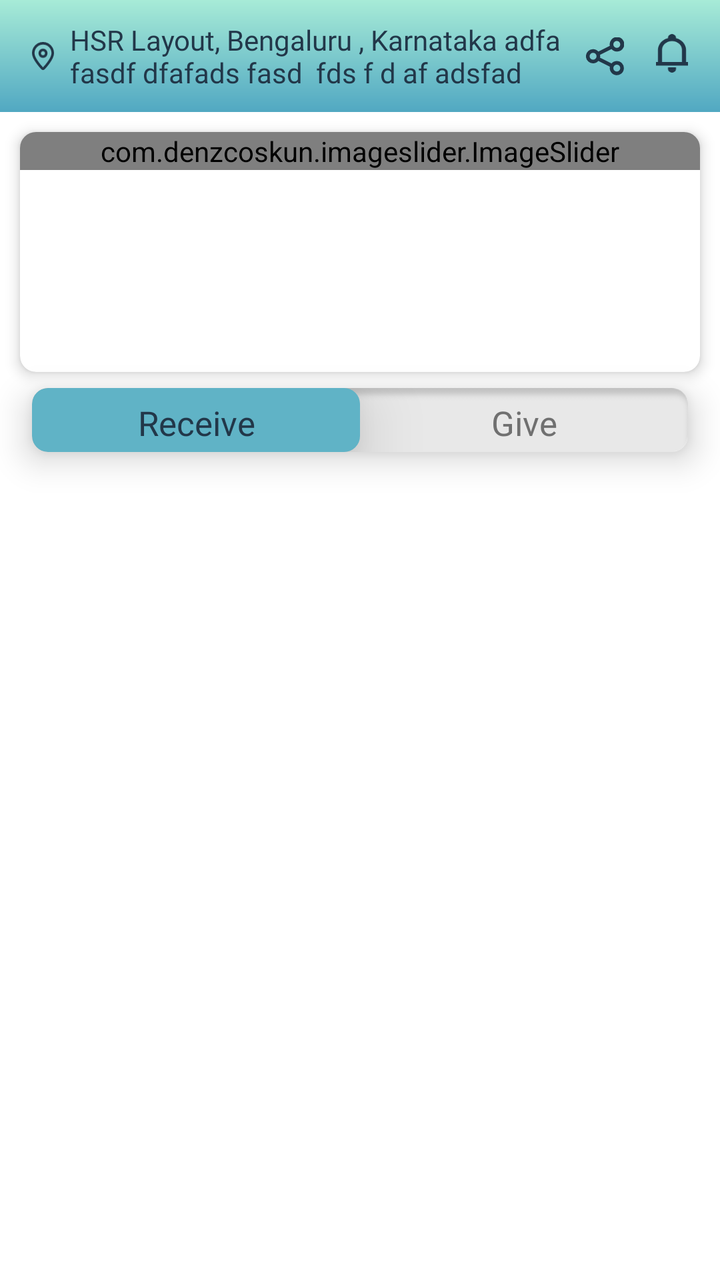
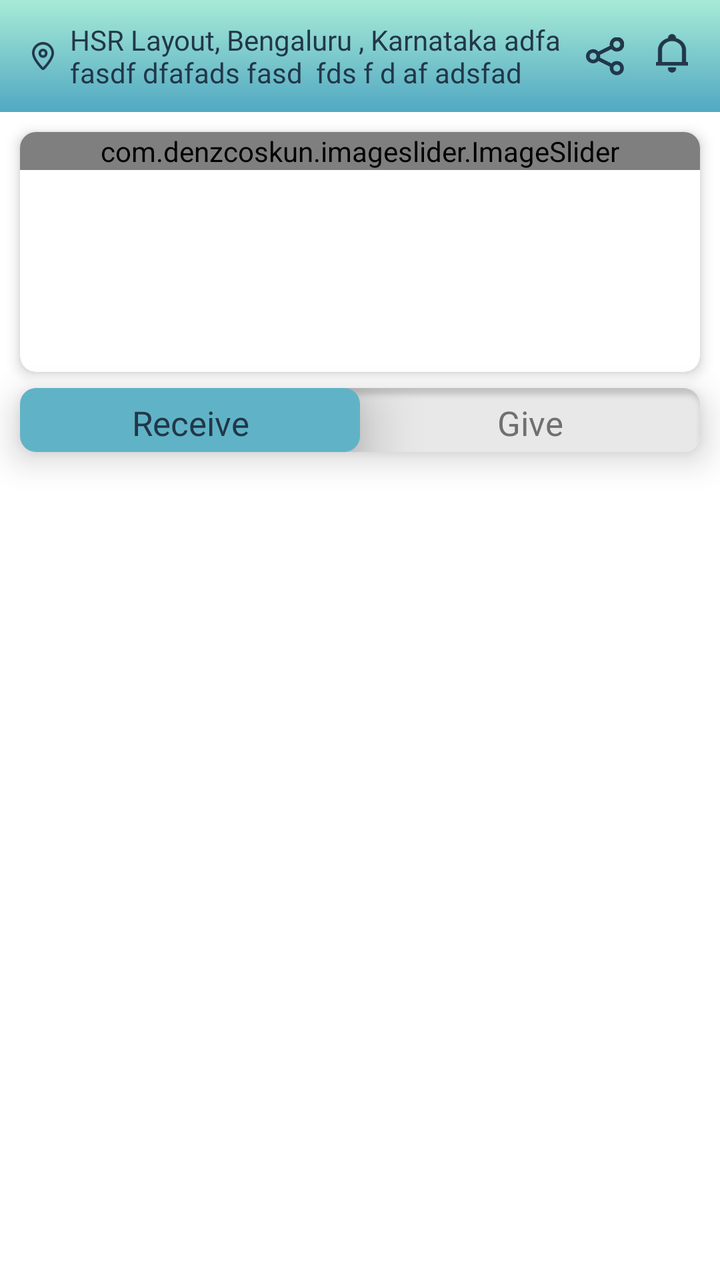

Compare the two renders of this Android layout. The source of the first and the diff that turns it into the second are given below.
<!-- AndroidManifest.xml: application theme Theme.AbraaKaDabraa.App -->
<!-- res/layout/fragment_home.xml -->
<?xml version="1.0" encoding="utf-8"?>
<androidx.core.widget.NestedScrollView
    xmlns:android="http://schemas.android.com/apk/res/android"
    xmlns:app="http://schemas.android.com/apk/res-auto"
    xmlns:tools="http://schemas.android.com/tools"
    android:layout_width="match_parent"
    android:layout_height="match_parent"
    android:fillViewport="true"
    tools:context=".activities.newflow.ui.home.HomeFragment">

    <androidx.constraintlayout.widget.ConstraintLayout
        android:layout_width="match_parent"
        android:layout_height="wrap_content">
        <androidx.appcompat.widget.Toolbar
            android:id="@+id/toolbar"
            android:layout_width="match_parent"
            android:layout_height="?attr/actionBarSize"
            app:contentInsetLeft="0dp"
            app:contentInsetStart="0dp"
            app:contentInsetStartWithNavigation="0dp"
            app:layout_constraintEnd_toEndOf="parent"
            app:layout_constraintStart_toStartOf="parent"
            app:layout_constraintTop_toTopOf="parent"
            app:theme="@style/ToolbarColoredBackArrow">

            <androidx.constraintlayout.widget.ConstraintLayout
                android:id="@+id/constraintLayout2"
                android:layout_width="match_parent"
                android:layout_height="match_parent"
                android:background="@drawable/gradient_theme"
                app:layout_constraintEnd_toEndOf="parent"
                app:layout_constraintStart_toStartOf="parent"
                app:layout_constraintTop_toTopOf="parent">

                <ImageView
                    android:id="@+id/imageView14"
                    android:layout_width="11dp"
                    android:layout_height="14dp"
                    android:layout_marginStart="16dp"
                    android:layout_marginTop="8dp"
                    android:layout_marginBottom="8dp"
                    android:src="@drawable/ic_location_home"
                    app:layout_constraintBottom_toBottomOf="parent"
                    app:layout_constraintStart_toStartOf="parent"
                    app:layout_constraintTop_toTopOf="parent" />

                <TextView
                    android:id="@+id/locationOnActionbar"
                    android:layout_width="0dp"
                    android:layout_height="wrap_content"
                    android:layout_marginStart="8dp"
                    android:layout_marginEnd="4dp"
                    android:fontFamily="@font/montserrat_medium"
                    android:maxLines="2"
                    android:text="HSR Layout, Bengaluru , Karnataka adfa fasdf dfafads fasd  fds f d af adsfad adsf af a"
                    android:textColor="@color/new_action_bar_title_color"
                    android:textSize="14sp"
                    app:layout_constraintBottom_toBottomOf="@+id/imageView14"
                    app:layout_constraintEnd_toStartOf="@+id/shareAKD"
                    app:layout_constraintStart_toEndOf="@+id/imageView14"
                    app:layout_constraintTop_toTopOf="@+id/imageView14" />

                <ImageView
                    android:id="@+id/notifications"
                    android:layout_width="@dimen/dp_16"
                    android:layout_height="22dp"
                    android:layout_marginEnd="16dp"
                    android:src="@drawable/ic_bell"
                    app:layout_constraintBottom_toBottomOf="@+id/shareAKD"
                    app:layout_constraintEnd_toEndOf="parent"
                    app:layout_constraintTop_toTopOf="@+id/shareAKD"
                    app:layout_constraintVertical_bias="1.0" />

                <ImageView
                    android:id="@+id/shareAKD"
                    android:layout_width="19dp"
                    android:layout_height="19dp"
                    android:layout_marginEnd="16dp"
                    android:src="@drawable/ic_share_icon"
                    app:layout_constraintBottom_toBottomOf="@+id/locationOnActionbar"
                    app:layout_constraintEnd_toStartOf="@+id/notifications"
                    app:layout_constraintTop_toTopOf="@+id/locationOnActionbar" />

            </androidx.constraintlayout.widget.ConstraintLayout>

        </androidx.appcompat.widget.Toolbar>

        

        <FrameLayout
            android:id="@+id/standard_bottom_sheet"
            style="?attr/bottomSheetStyle"
            android:layout_width="match_parent"
            android:layout_height="wrap_content"
            android:background="@color/transparent"
            android:visibility="gone"
            app:layout_anchorGravity="bottom"
            app:layout_behavior="com.google.android.material.bottomsheet.BottomSheetBehavior"
            app:layout_constraintBottom_toBottomOf="parent"
            app:layout_constraintEnd_toEndOf="parent"
            app:layout_constraintStart_toStartOf="parent">

            <include layout="@layout/share_bottom_sheet" />
            

        </FrameLayout>

        <androidx.constraintlayout.widget.ConstraintLayout
            android:layout_width="match_parent"
            android:layout_height="wrap_content"
            android:orientation="vertical"
            app:layout_behavior="@string/appbar_scrolling_view_behavior"
            app:layout_constraintBottom_toBottomOf="parent"
            app:layout_constraintEnd_toEndOf="parent"
            app:layout_constraintStart_toStartOf="parent"
            app:layout_constraintTop_toBottomOf="@+id/toolbar"
            app:layout_constraintVertical_bias="0.0">

            

            <androidx.cardview.widget.CardView
                android:id="@+id/imageSliderLayout"
                android:layout_width="match_parent"
                android:layout_height="120dp"
                android:layout_margin="10dp"
                android:visibility="visible"
                app:cardCornerRadius="8dp"
                app:cardElevation="4dp"
                app:layout_constraintTop_toTopOf="parent"
                tools:layout_editor_absoluteX="10dp">

                <com.denzcoskun.imageslider.ImageSlider
                    android:id="@+id/imageSlider"
                    android:layout_width="match_parent"
                    android:layout_height="wrap_content"
                    android:scaleType="centerCrop"
                    android:src="@drawable/temp"
                    app:iss_auto_cycle="true"
                    app:iss_delay="2000"
                    app:iss_title_background="@color/transparent" />
            </androidx.cardview.widget.CardView>

            <androidx.cardview.widget.CardView
                android:id="@+id/cardView5"
                android:layout_width="match_parent"
                android:layout_height="32dp"
                android:layout_marginStart="16dp"
                android:layout_marginTop="8dp"
                android:layout_marginEnd="16dp"
                app:cardCornerRadius="8dp"
                app:cardElevation="10dp"
                app:layout_constraintEnd_toEndOf="parent"
                app:layout_constraintStart_toStartOf="parent"
                app:layout_constraintTop_toBottomOf="@+id/imageSliderLayout">

                <LinearLayout
                    android:layout_width="match_parent"
                    android:layout_height="match_parent"
                    android:background="@drawable/button_frame"
                    android:orientation="horizontal">

                    <TextView
                        android:id="@+id/receive_btn"
                        android:layout_width="0dp"
                        android:layout_height="wrap_content"
                        android:layout_gravity="center"
                        android:layout_weight="1"
                        android:background="@drawable/rounded_rect_shape"
                        android:elevation="20dp"
                        android:fontFamily="@font/montserrat_bold"
                        android:gravity="center"
                        android:paddingTop="6dp"
                        android:paddingBottom="6dp"
                        android:text="Receive"
                        android:textColor="@color/new_action_bar_title_color"
                        android:textSize="@dimen/dp_17" />


                    <TextView
                        android:id="@+id/give_btn"
                        android:layout_width="0dp"
                        android:layout_height="wrap_content"
                        android:layout_gravity="center"
                        android:layout_weight="1"
                        android:elevation="20dp"
                        android:fontFamily="@font/montserrat_bold"
                        android:gravity="center"
                        android:paddingTop="6dp"
                        android:paddingBottom="6dp"
                        android:text="Give"
                        android:textColor="@color/hyper_link_text_color"
                        android:textSize="@dimen/dp_17" />

                </LinearLayout>
            </androidx.cardview.widget.CardView>

            <FrameLayout
                android:id="@+id/container"
                android:layout_width="match_parent"
                android:layout_height="700dp"
                android:layout_marginTop="8dp"
                android:layout_marginBottom="16dp"
                app:layout_constraintBottom_toBottomOf="parent"
                app:layout_constraintEnd_toEndOf="parent"
                app:layout_constraintStart_toStartOf="parent"
                app:layout_constraintTop_toBottomOf="@+id/cardView5" />

        </androidx.constraintlayout.widget.ConstraintLayout>
    </androidx.constraintlayout.widget.ConstraintLayout>


</androidx.core.widget.NestedScrollView>
<!-- res/layout/share_bottom_sheet.xml (included above) -->
<?xml version="1.0" encoding="utf-8"?>
<androidx.constraintlayout.widget.ConstraintLayout
    xmlns:android="http://schemas.android.com/apk/res/android"
    xmlns:app="http://schemas.android.com/apk/res-auto"
    xmlns:tools="http://schemas.android.com/tools"
    android:layout_width="match_parent"
    android:layout_height="wrap_content"
    app:cardElevation="8dp">

    <TextView
        android:id="@+id/textView76"
        android:layout_width="56dp"
        android:layout_height="3dp"
        android:layout_marginStart="8dp"
        android:layout_marginTop="8dp"
        android:layout_marginEnd="8dp"
        android:background="@color/hint_color_op_40"
        app:layout_constraintEnd_toEndOf="parent"
        app:layout_constraintStart_toStartOf="parent"
        app:layout_constraintTop_toTopOf="parent" />

    <TextView
        android:id="@+id/textView77"
        android:layout_width="wrap_content"
        android:layout_height="wrap_content"
        android:layout_marginTop="16dp"
        android:fontFamily="@font/montserrat_bold"
        android:text="Share"
        android:textColor="#707070"
        android:textSize="22sp"
        app:layout_constraintEnd_toEndOf="@+id/textView76"
        app:layout_constraintStart_toStartOf="@+id/textView76"
        app:layout_constraintTop_toBottomOf="@+id/textView76" />

    <TextView
        android:id="@+id/textView78"
        android:layout_width="0dp"
        android:layout_height="wrap_content"
        android:layout_marginStart="32dp"
        android:layout_marginTop="16dp"
        android:layout_marginEnd="32dp"
        android:fontFamily="@font/montserrat_regular"
        android:gravity="center"
        android:text="Link your profile with any of the \nbelow platforms"
        android:textColor="#707070"
        android:textSize="@dimen/sp_16"
        app:layout_constraintEnd_toEndOf="parent"
        app:layout_constraintStart_toStartOf="parent"
        app:layout_constraintTop_toBottomOf="@+id/textView77" />

    <TextView
        android:id="@+id/textView79"
        android:layout_width="wrap_content"
        android:layout_height="wrap_content"
        android:layout_marginTop="16dp"
        android:fontFamily="@font/montserrat_bold"
        android:textSize="@dimen/sp_16"
        android:text="https://www.linkedin.com/in/"
        android:textStyle="bold"
        app:layout_constraintEnd_toStartOf="@+id/editTextTextPersonName"
        app:layout_constraintStart_toStartOf="@+id/rv_social_links"
        app:layout_constraintTop_toBottomOf="@+id/rv_social_links" />

    <androidx.recyclerview.widget.RecyclerView
        android:id="@+id/rv_social_links"
        android:layout_width="0dp"
        android:layout_height="wrap_content"
        android:layout_marginStart="8dp"
        android:layout_marginTop="16dp"
        android:layout_marginEnd="16dp"
        app:layout_constraintEnd_toEndOf="parent"
        app:layout_constraintStart_toStartOf="parent"
        app:layout_constraintTop_toBottomOf="@+id/textView78" />

    <TextView
        android:id="@+id/submitBtn"
        android:layout_width="100dp"
        android:layout_height="32dp"
        android:layout_marginStart="16dp"
        android:layout_marginTop="16dp"
        android:layout_marginEnd="16dp"
        android:layout_marginBottom="8dp"
        android:background="@drawable/btn_bg_rounded_rect"
        android:fontFamily="@font/montserrat_semi_bold"
        android:gravity="center"
        android:text="Submit"
        android:textAllCaps="false"
        android:textColor="@color/white"
        android:textSize="12sp"
        android:visibility="visible"
        app:layout_constraintBottom_toBottomOf="parent"
        app:layout_constraintEnd_toEndOf="parent"
        app:layout_constraintStart_toStartOf="parent"
        app:layout_constraintTop_toBottomOf="@+id/textView79" />

    <EditText
        android:id="@+id/editTextTextPersonName"
        android:layout_width="0dp"
        android:layout_height="wrap_content"
        android:layout_marginStart="2dp"
        android:layout_marginEnd="8dp"
        android:ems="10"
        android:hint="Enter Profile"
        android:textSize="18sp"
        android:inputType="textPersonName"
        app:layout_constraintBottom_toBottomOf="@+id/textView79"
        app:layout_constraintEnd_toEndOf="parent"
        app:layout_constraintStart_toEndOf="@+id/textView79"
        app:layout_constraintTop_toTopOf="@+id/textView79" />

</androidx.constraintlayout.widget.ConstraintLayout>
<!-- resources referenced by this layout -->
<resources>
  <color name="hint_color_op_40">#50929292</color>
  <color name="hyper_link_text_color">#707070</color>
  <color name="new_action_bar_title_color">#223749</color>
  <color name="transparent">#00000000</color>
  <color name="white">#FFFFFFFF</color>
  <dimen name="dp_16">16dp</dimen>
  <dimen name="dp_17">17dp</dimen>
  <dimen name="sp_16">16sp</dimen>
  <!-- drawable btn_bg_rounded_rect (drawable) -->
  <shape xmlns:android="http://schemas.android.com/apk/res/android"
      android:shape="rectangle">
  
      <solid android:color="@color/new_button_color" />
  
      <corners android:radius="8dp" />
  
  </shape>
  <!-- drawable gradient_theme (drawable) -->
  <shape
      xmlns:android="http://schemas.android.com/apk/res/android" android:shape="rectangle" >
      <gradient
          android:startColor="@color/new_theme_color_dark"
          android:endColor="@color/new_theme_color"
          android:angle="90"/>
  </shape>
  <!-- drawable ic_bell (drawable) -->
  <vector android:height="24dp" android:viewportHeight="22"
      android:viewportWidth="16" android:width="20dp" xmlns:android="http://schemas.android.com/apk/res/android">
      <path android:fillColor="#223749" android:fillType="evenOdd" android:pathData="M10,2v0.29A7,7 0,0 1,15 9v7h1v2L0,18L0,16L1,16L1,9a7,7 0,0 1,5 -6.71L6,2a2,2 0,0 1,4 0ZM3,16L13,16L13,9A5,5 0,0 0,3 9ZM10,20L10,19L6,19v1a2,2 0,0 0,4 0Z"/>
  </vector>
  <!-- drawable ic_location_home (drawable) -->
  <vector xmlns:android="http://schemas.android.com/apk/res/android"
      android:width="8.729dp"
      android:height="10.877dp"
      android:viewportWidth="8.729"
      android:viewportHeight="10.877">
    <path
        android:pathData="M4.365,10.377a0.391,0.391 0,0 1,-0.3 -0.129C4.028,10.212 0.5,6.657 0.5,4.365A3.827,3.827 0,0 1,4.365 0.5,3.827 3.827,0 0,1 8.229,4.365c0,2.294 -3.528,5.848 -3.564,5.883A0.389,0.389 0,0 1,4.365 10.377ZM4.365,3.077A1.26,1.26 0,0 0,3.077 4.365,1.26 1.26,0 0,0 4.365,5.653 1.26,1.26 0,0 0,5.653 4.365,1.26 1.26,0 0,0 4.365,3.077Z"
        android:strokeWidth="1"
        android:fillColor="#00000000"
        android:strokeColor="#223749"/>
  </vector>
  <!-- drawable ic_share_icon (drawable) -->
  <vector android:height="24.018402dp" android:viewportHeight="19.578"
      android:viewportWidth="19.563" android:width="24dp" xmlns:android="http://schemas.android.com/apk/res/android">
      <path android:fillColor="#223749"
          android:pathData="M15.857,12.464a3.393,3.393 0,0 0,-2.653 1.31l-6.3,-3.149a3.036,3.036 0,0 0,0 -1.751l6.3,-3.149a3.494,3.494 0,1 0,-0.611 -1.208l-6.3,3.149a3.393,3.393 0,1 0,0 4.166l6.3,3.149a3.393,3.393 0,1 0,3.264 -2.518ZM15.857,1.607a2.036,2.036 0,1 1,-2.036 2.036,2.036 2.036,0 0,1 2.036,-2.036ZM3.643,11.786A2.036,2.036 0,1 1,5.679 9.75a2.036,2.036 0,0 1,-2.036 2.036ZM15.857,17.893a2.036,2.036 0,1 1,2.036 -2.036,2.036 2.036,0 0,1 -2.036,2.036Z"
          android:strokeColor="#223749" android:strokeWidth="0.5"/>
  </vector>
  <!-- drawable rounded_rect_shape (drawable) -->
  <shape xmlns:android="http://schemas.android.com/apk/res/android"
      android:shape="rectangle">
  
      <solid android:color="@color/tabs_color" />
  
      <corners android:radius="8dp" />
  
  </shape>
  <style name="ToolbarColoredBackArrow" parent="Theme.AbraaKaDabraa">
          <item name="android:textColorSecondary">@color/black</item>
      </style>
  <style name="Theme.AbraaKaDabraa.App" parent="Theme.MaterialComponents.Light.DarkActionBar">
          <item name="colorPrimary">@color/theme_color</item>
          <item name="colorPrimaryVariant">@color/theme_color</item>
          <item name="colorOnPrimary">@color/theme_color</item>
      </style>
  <color name="new_button_color">#2D7A76</color>
  <color name="new_theme_color_dark">#51A8C2</color>
  <color name="new_theme_color">#A7EBD7</color>
  <color name="tabs_color">#60B3C6</color>
  <color name="black">#FF000000</color>
  <color name="theme_color">#416D49</color>
  <!-- unchanged entries left out for length: 3 -->
</resources>

<!-- the commit's change to res/layout/fragment_home.xml (unified diff, before → after) -->
@@ -1,5 +1,5 @@
 <?xml version="1.0" encoding="utf-8"?>
-<androidx.core.widget.NestedScrollView
+<androidx.constraintlayout.widget.ConstraintLayout
     xmlns:android="http://schemas.android.com/apk/res/android"
     xmlns:app="http://schemas.android.com/apk/res-auto"
     xmlns:tools="http://schemas.android.com/tools"
@@ -8,113 +8,116 @@
     android:fillViewport="true"
     tools:context=".activities.newflow.ui.home.HomeFragment">
 
-    <androidx.constraintlayout.widget.ConstraintLayout
+    <FrameLayout
+        android:id="@+id/standard_bottom_sheet"
+        style="?attr/bottomSheetStyle"
         android:layout_width="match_parent"
-        android:layout_height="wrap_content">
-        <androidx.appcompat.widget.Toolbar
-            android:id="@+id/toolbar"
+        android:layout_height="wrap_content"
+        android:background="@color/transparent"
+        android:visibility="gone"
+        app:layout_anchorGravity="bottom"
+        app:layout_behavior="com.google.android.material.bottomsheet.BottomSheetBehavior"
+        app:layout_constraintBottom_toBottomOf="parent"
+        app:layout_constraintEnd_toEndOf="parent"
+        app:layout_constraintStart_toStartOf="parent">
+
+        <include layout="@layout/share_bottom_sheet" />
+        
+
+    </FrameLayout>
+
+    <androidx.appcompat.widget.Toolbar
+        android:id="@+id/toolbar"
+        android:layout_width="match_parent"
+        android:layout_height="?attr/actionBarSize"
+        app:contentInsetLeft="0dp"
+        app:contentInsetStart="0dp"
+        app:contentInsetStartWithNavigation="0dp"
+        app:layout_constraintEnd_toEndOf="parent"
+        app:layout_constraintStart_toStartOf="parent"
+        app:layout_constraintTop_toTopOf="parent"
+        app:theme="@style/ToolbarColoredBackArrow">
+
+        <androidx.constraintlayout.widget.ConstraintLayout
+            android:id="@+id/constraintLayout2"
             android:layout_width="match_parent"
-            android:layout_height="?attr/actionBarSize"
-            app:contentInsetLeft="0dp"
-            app:contentInsetStart="0dp"
-            app:contentInsetStartWithNavigation="0dp"
+            android:layout_height="match_parent"
+            android:background="@drawable/gradient_theme"
             app:layout_constraintEnd_toEndOf="parent"
             app:layout_constraintStart_toStartOf="parent"
-            app:layout_constraintTop_toTopOf="parent"
-            app:theme="@style/ToolbarColoredBackArrow">
-
-            <androidx.constraintlayout.widget.ConstraintLayout
-                android:id="@+id/constraintLayout2"
-                android:layout_width="match_parent"
-                android:layout_height="match_parent"
-                android:background="@drawable/gradient_theme"
+            app:layout_constraintTop_toTopOf="parent">
+
+            <ImageView
+                android:id="@+id/imageView14"
+                android:layout_width="11dp"
+                android:layout_height="14dp"
+                android:layout_marginStart="16dp"
+                android:layout_marginTop="8dp"
+                android:layout_marginBottom="8dp"
+                android:src="@drawable/ic_location_home"
+                app:layout_constraintBottom_toBottomOf="parent"
+                app:layout_constraintStart_toStartOf="parent"
+                app:layout_constraintTop_toTopOf="parent" />
+
+            <TextView
+                android:id="@+id/locationOnActionbar"
+                android:layout_width="0dp"
+                android:layout_height="wrap_content"
+                android:layout_marginStart="8dp"
+                android:layout_marginEnd="4dp"
+                android:fontFamily="@font/montserrat_medium"
+                android:maxLines="2"
+                android:text="HSR Layout, Bengaluru , Karnataka adfa fasdf dfafads fasd  fds f d af adsfad adsf af a"
+                android:textColor="@color/new_action_bar_title_color"
+                android:textSize="14sp"
+                app:layout_constraintBottom_toBottomOf="@+id/imageView14"
+                app:layout_constraintEnd_toStartOf="@+id/shareAKD"
+                app:layout_constraintStart_toEndOf="@+id/imageView14"
+                app:layout_constraintTop_toTopOf="@+id/imageView14" />
+
+            <ImageView
+                android:id="@+id/notifications"
+                android:layout_width="@dimen/dp_16"
+                android:layout_height="22dp"
+                android:layout_marginEnd="16dp"
+                android:src="@drawable/ic_bell"
+                app:layout_constraintBottom_toBottomOf="@+id/shareAKD"
                 app:layout_constraintEnd_toEndOf="parent"
-                app:layout_constraintStart_toStartOf="parent"
-                app:layout_constraintTop_toTopOf="parent">
-
-                <ImageView
-                    android:id="@+id/imageView14"
-                    android:layout_width="11dp"
-                    android:layout_height="14dp"
-                    android:layout_marginStart="16dp"
-                    android:layout_marginTop="8dp"
-                    android:layout_marginBottom="8dp"
-                    android:src="@drawable/ic_location_home"
-                    app:layout_constraintBottom_toBottomOf="parent"
-                    app:layout_constraintStart_toStartOf="parent"
-                    app:layout_constraintTop_toTopOf="parent" />
-
-                <TextView
-                    android:id="@+id/locationOnActionbar"
-                    android:layout_width="0dp"
-                    android:layout_height="wrap_content"
-                    android:layout_marginStart="8dp"
-                    android:layout_marginEnd="4dp"
-                    android:fontFamily="@font/montserrat_medium"
-                    android:maxLines="2"
-                    android:text="HSR Layout, Bengaluru , Karnataka adfa fasdf dfafads fasd  fds f d af adsfad adsf af a"
-                    android:textColor="@color/new_action_bar_title_color"
-                    android:textSize="14sp"
-                    app:layout_constraintBottom_toBottomOf="@+id/imageView14"
-                    app:layout_constraintEnd_toStartOf="@+id/shareAKD"
-                    app:layout_constraintStart_toEndOf="@+id/imageView14"
-                    app:layout_constraintTop_toTopOf="@+id/imageView14" />
-
-                <ImageView
-                    android:id="@+id/notifications"
-                    android:layout_width="@dimen/dp_16"
-                    android:layout_height="22dp"
-                    android:layout_marginEnd="16dp"
-                    android:src="@drawable/ic_bell"
-                    app:layout_constraintBottom_toBottomOf="@+id/shareAKD"
-                    app:layout_constraintEnd_toEndOf="parent"
-                    app:layout_constraintTop_toTopOf="@+id/shareAKD"
-                    app:layout_constraintVertical_bias="1.0" />
-
-                <ImageView
-                    android:id="@+id/shareAKD"
-                    android:layout_width="19dp"
-                    android:layout_height="19dp"
-                    android:layout_marginEnd="16dp"
-                    android:src="@drawable/ic_share_icon"
-                    app:layout_constraintBottom_toBottomOf="@+id/locationOnActionbar"
-                    app:layout_constraintEnd_toStartOf="@+id/notifications"
-                    app:layout_constraintTop_toTopOf="@+id/locationOnActionbar" />
-
-            </androidx.constraintlayout.widget.ConstraintLayout>
-
-        </androidx.appcompat.widget.Toolbar>
-
-        
-
-        <FrameLayout
-            android:id="@+id/standard_bottom_sheet"
-            style="?attr/bottomSheetStyle"
-            android:layout_width="match_parent"
-            android:layout_height="wrap_content"
-            android:background="@color/transparent"
-            android:visibility="gone"
-            app:layout_anchorGravity="bottom"
-            app:layout_behavior="com.google.android.material.bottomsheet.BottomSheetBehavior"
-            app:layout_constraintBottom_toBottomOf="parent"
-            app:layout_constraintEnd_toEndOf="parent"
-            app:layout_constraintStart_toStartOf="parent">
-
-            <include layout="@layout/share_bottom_sheet" />
-            
-
-        </FrameLayout>
+                app:layout_constraintTop_toTopOf="@+id/shareAKD"
+                app:layout_constraintVertical_bias="1.0" />
+
+            <ImageView
+                android:id="@+id/shareAKD"
+                android:layout_width="19dp"
+                android:layout_height="19dp"
+                android:layout_marginEnd="16dp"
+                android:src="@drawable/ic_share_icon"
+                app:layout_constraintBottom_toBottomOf="@+id/locationOnActionbar"
+                app:layout_constraintEnd_toStartOf="@+id/notifications"
+                app:layout_constraintTop_toTopOf="@+id/locationOnActionbar" />
+
+        </androidx.constraintlayout.widget.ConstraintLayout>
+
+    </androidx.appcompat.widget.Toolbar>
+
+    <androidx.core.widget.NestedScrollView
+        android:id="@+id/nestedScrollView2"
+        android:layout_width="match_parent"
+        android:layout_height="0dp"
+        android:fillViewport="true"
+        app:layout_behavior="@string/appbar_scrolling_view_behavior"
+        app:layout_constraintBottom_toBottomOf="parent"
+        app:layout_constraintEnd_toEndOf="parent"
+        app:layout_constraintStart_toStartOf="parent"
+        app:layout_constraintTop_toBottomOf="@+id/toolbar">
 
         <androidx.constraintlayout.widget.ConstraintLayout
             android:layout_width="match_parent"
-            android:layout_height="wrap_content"
-            android:orientation="vertical"
-            app:layout_behavior="@string/appbar_scrolling_view_behavior"
+            android:layout_height="match_parent"
             app:layout_constraintBottom_toBottomOf="parent"
             app:layout_constraintEnd_toEndOf="parent"
             app:layout_constraintStart_toStartOf="parent"
-            app:layout_constraintTop_toBottomOf="@+id/toolbar"
-            app:layout_constraintVertical_bias="0.0">
+            app:layout_constraintTop_toBottomOf="@+id/toolbar">
 
             
 
@@ -123,11 +126,14 @@
                 android:layout_width="match_parent"
                 android:layout_height="120dp"
                 android:layout_margin="10dp"
+                android:layout_marginStart="10dp"
+                android:layout_marginEnd="10dp"
                 android:visibility="visible"
                 app:cardCornerRadius="8dp"
                 app:cardElevation="4dp"
-                app:layout_constraintTop_toTopOf="parent"
-                tools:layout_editor_absoluteX="10dp">
+                app:layout_constraintEnd_toEndOf="parent"
+                app:layout_constraintStart_toStartOf="parent"
+                app:layout_constraintTop_toTopOf="parent">
 
                 <com.denzcoskun.imageslider.ImageSlider
                     android:id="@+id/imageSlider"
@@ -142,11 +148,11 @@
 
             <androidx.cardview.widget.CardView
                 android:id="@+id/cardView5"
-                android:layout_width="match_parent"
+                android:layout_width="0dp"
                 android:layout_height="32dp"
-                android:layout_marginStart="16dp"
+                android:layout_marginStart="10dp"
                 android:layout_marginTop="8dp"
-                android:layout_marginEnd="16dp"
+                android:layout_marginEnd="10dp"
                 app:cardCornerRadius="8dp"
                 app:cardElevation="10dp"
                 app:layout_constraintEnd_toEndOf="parent"
@@ -199,17 +205,19 @@
                 android:layout_width="match_parent"
                 android:layout_height="700dp"
                 android:layout_marginTop="8dp"
-                android:layout_marginBottom="16dp"
+                app:layout_behavior="@string/appbar_scrolling_view_behavior"
+                android:layout_marginBottom="70dp"
                 app:layout_constraintBottom_toBottomOf="parent"
                 app:layout_constraintEnd_toEndOf="parent"
                 app:layout_constraintStart_toStartOf="parent"
                 app:layout_constraintTop_toBottomOf="@+id/cardView5" />
 
         </androidx.constraintlayout.widget.ConstraintLayout>
-    </androidx.constraintlayout.widget.ConstraintLayout>
-
-
-</androidx.core.widget.NestedScrollView>
+
+    </androidx.core.widget.NestedScrollView>
+
+
+</androidx.constraintlayout.widget.ConstraintLayout>
 <!-- res/layout/share_bottom_sheet.xml (included above) -->
 <?xml version="1.0" encoding="utf-8"?>
 <androidx.constraintlayout.widget.ConstraintLayout
